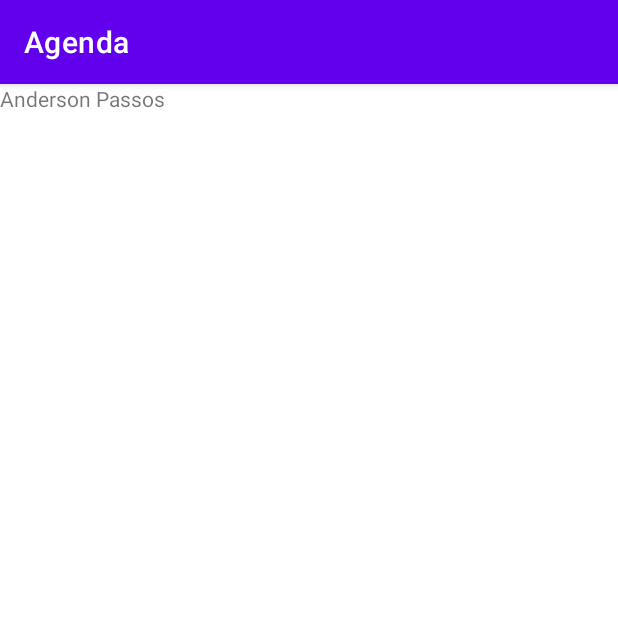
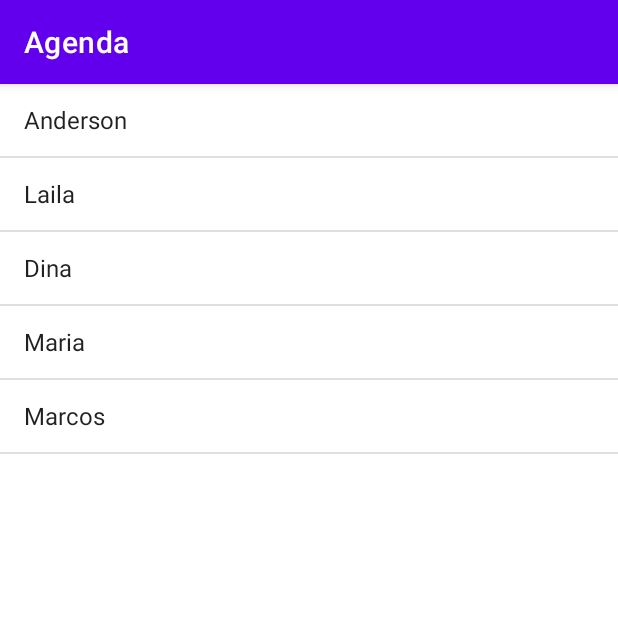
Before and after one commit to A-Pass-Studies/alura.android-training.project01-student-contacts, an Android app: the screen it shows after launch (MainActivity), on a phone screen of 412 x 824 dp, the top half of it. Run offline under Robolectric (Android 15) with nearby library versions, the phone set to English and light mode, and no system bars.

Commit message:
Adiciona o primeiro ListView com Adapter

```diff
--- a/app/src/main/java/br/com/alura/agenda/MainActivity.java
+++ b/app/src/main/java/br/com/alura/agenda/MainActivity.java
@@ -3,7 +3,12 @@ package br.com.alura.agenda;
 import androidx.appcompat.app.AppCompatActivity;
 
 import android.os.Bundle;
+import android.widget.ArrayAdapter;
+import android.widget.ListView;
 import android.widget.Toast;
+
+import java.util.ArrayList;
+import java.util.Arrays;
 
 public class MainActivity extends AppCompatActivity {
 
@@ -11,7 +16,14 @@ public class MainActivity extends AppCompatActivity {
     protected void onCreate(Bundle savedInstanceState) {
         super.onCreate(savedInstanceState);
 
+        ArrayList<String> alunos = new ArrayList<>(Arrays.asList("Anderson", "Laila", "Dina", "Maria", "Marcos"));
+
         setContentView(R.layout.activity_main);
+
+        ListView listaDeAlunos = findViewById(R.id.activity_main_lista_de_alunos);
+
+        listaDeAlunos.setAdapter(
+                new ArrayAdapter<String>(this, android.R.layout.simple_list_item_1, alunos));
 
     }
 }
--- a/app/src/main/res/layout/activity_main.xml
+++ b/app/src/main/res/layout/activity_main.xml
@@ -3,10 +3,8 @@
     android:layout_width="match_parent"
     android:layout_height="match_parent">
 
-    <TextView
-        android:id="@+id/textView"
-        android:layout_width="wrap_content"
-        android:layout_height="wrap_content"
-        android:layout_weight="1"
-        android:text="Anderson Passos" />
+    <ListView
+        android:id="@+id/activity_main_lista_de_alunos"
+        android:layout_width="match_parent"
+        android:layout_height="match_parent" />
 </LinearLayout>
```
